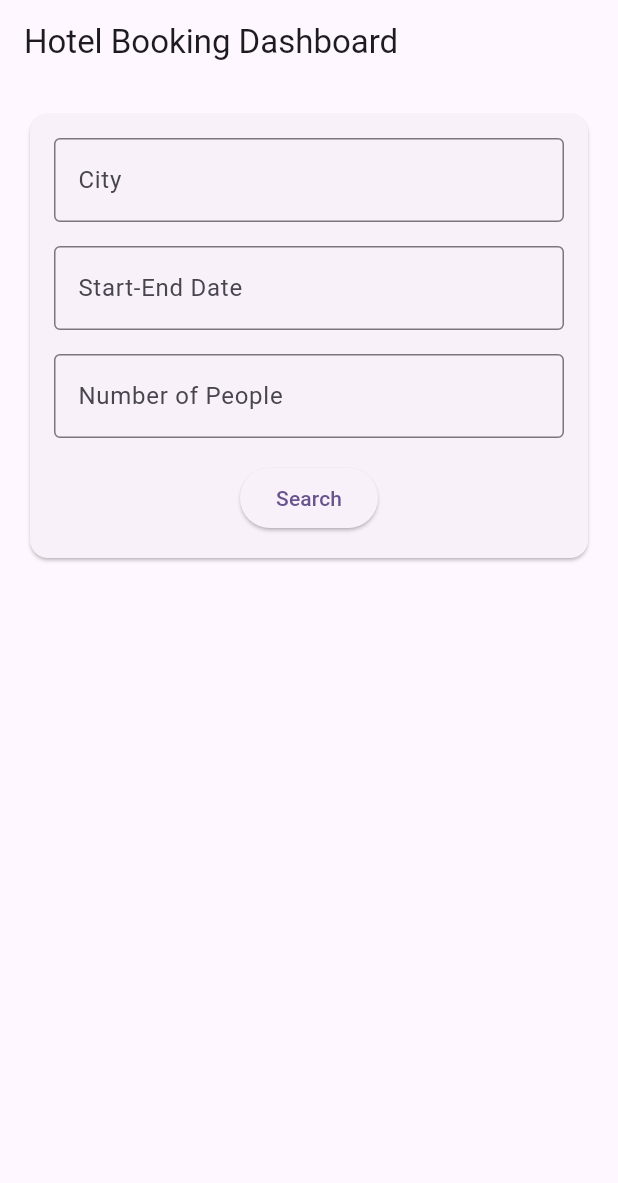
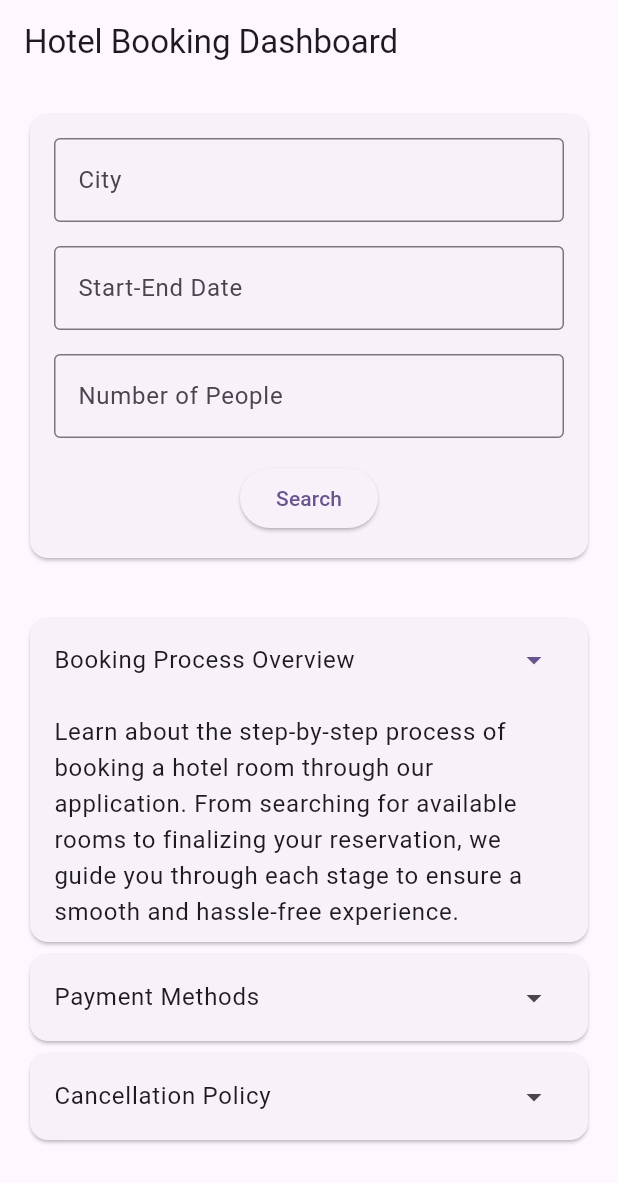
Before and after one commit to reyhanlioglu/flutter_edd, a Flutter app: the screen it shows after launch, on a phone screen of 412 x 824 dp. Shown: the top 1183 px of the screen. Run offline on Flutter 3.47's test engine with Material 3 defaults, Android fonts, the phone set to English and light mode, and no system bars; our stand-ins replace app_links, equatable, flutter_bloc, rxdart; missing offline and left inert: jwt_decode.

Commit message:
Example: Add expandable and group widget for demonstration

```diff
--- a/example/lib/dashboard/dashboard_page.dart
+++ b/example/lib/dashboard/dashboard_page.dart
@@ -1,4 +1,7 @@
 import 'package:example/dashboard/widgets/search_hotel_card/search_hotel_card.dart';
+import 'package:example/reusable_widgets/expandable_group_without_event_bus/expandable_group_without_event_bus.dart';
+import 'package:example/reusable_widgets/expandable_group_without_event_bus/expandable_widget/expandable_v1.dart';
+import 'package:example/reusable_widgets/expandable_group_without_event_bus/expandable_ui_model.dart';
 import 'package:flutter/material.dart';
 
 class DashboardPage extends StatelessWidget {
@@ -10,12 +13,35 @@ class DashboardPage extends StatelessWidget {
       appBar: AppBar(
         title: const Text('Hotel Booking Dashboard'),
       ),
-      body: const Padding(
-        padding: EdgeInsets.all(16.0),
-        child: Column(
-          children: <Widget>[
-            SearchHotelCard(),
-          ],
+      body: SingleChildScrollView(
+        child: Padding(
+          padding: const EdgeInsets.all(16.0),
+          child: Column(
+            children: <Widget>[
+              const SearchHotelCard(),
+              const SizedBox(height: 32),
+              ExpandableGroupWithoutEventBus(
+                uiModels: [
+                  ExpandableUIModel(
+                    title: "Booking Process Overview",
+                    content:
+                    "Learn about the step-by-step process of booking a hotel room through our application. From searching for available rooms to finalizing your reservation, we guide you through each stage to ensure a smooth and hassle-free experience.",
+                    isExpanded: true,
+                  ),
+                  ExpandableUIModel(
+                    title: "Payment Methods",
+                    content:
+                        "Discover the various payment methods we accept for hotel bookings. Whether you prefer using credit cards, debit cards, or digital wallets, we provide multiple options to make your payment process convenient and secure.",
+                  ),
+                  ExpandableUIModel(
+                    title: "Cancellation Policy",
+                    content:
+                        "Understand our cancellation policy to know your options in case you need to cancel your booking. We offer flexible cancellation terms to accommodate unforeseen changes in your travel plans, ensuring you have peace of mind when booking with us.",
+                  ),
+                ],
+              ),
+            ],
+          ),
         ),
       ),
     );
--- /dev/null
+++ b/example/lib/reusable_widgets/expandable_group_without_event_bus/expandable_group_without_event_bus.dart
@@ -0,0 +1,44 @@
+import 'package:example/reusable_widgets/expandable_group_without_event_bus/expandable_widget/expandable_v1.dart';
+import 'package:example/reusable_widgets/expandable_group_without_event_bus/expandable_ui_model.dart';
+import 'package:flutter/material.dart';
+
+class ExpandableGroupWithoutEventBus extends StatefulWidget {
+  final List<ExpandableUIModel> uiModels;
+  const ExpandableGroupWithoutEventBus({super.key, required this.uiModels});
+
+  @override
+  State<ExpandableGroupWithoutEventBus> createState() => _ExpandableGroupWithoutEventBusState();
+}
+
+class _ExpandableGroupWithoutEventBusState extends State<ExpandableGroupWithoutEventBus> {
+  final controllers = <ExpansionTileController>[];
+
+  @override
+  void initState() {
+    super.initState();
+
+    controllers.addAll(List.generate(widget.uiModels.length, (index) => ExpansionTileController()));
+  }
+
+  @override
+  Widget build(BuildContext context) {
+    return Column(
+      children: <Widget>[
+        for (var i = 0; i < widget.uiModels.length; i++)
+          ExpandableV1(
+            controller: controllers[i],
+            uiModel: widget.uiModels[i],
+            onExpansionChanged: (isExpanded) {
+              if (isExpanded) {
+                for (var j = 0; j < widget.uiModels.length; j++) {
+                  if (j != i) {
+                    controllers[j].collapse();
+                  }
+                }
+              }
+            },
+          ),
+      ],
+    );
+  }
+}
--- /dev/null
+++ b/example/lib/reusable_widgets/expandable_group_without_event_bus/expandable_ui_model.dart
@@ -0,0 +1,7 @@
+class ExpandableUIModel {
+  final String title;
+  final String content;
+  final bool isExpanded;
+
+  ExpandableUIModel({required this.title, required this.content, this.isExpanded = false});
+}
--- /dev/null
+++ b/example/lib/reusable_widgets/expandable_group_without_event_bus/expandable_widget/bloc/expandable_v1_cubit.dart
@@ -0,0 +1,31 @@
+import 'package:equatable/equatable.dart';
+import 'package:flutter/material.dart';
+import 'package:flutter_edd/flutter_edd.dart';
+
+part 'expandable_v1_state.dart';
+
+class ExpandableV1Cubit extends Cubit<ExpandableV1State> {
+  final ExpansionTileController? expansionTileController;
+
+  ExpandableV1Cubit({this.expansionTileController}) : super(const ExpandableV1State(isExpanded: false));
+
+
+  void toggleExpansion() {
+    final newState = !state.isExpanded;
+    if (newState) {
+      expansionTileController?.expand();
+    } else {
+      expansionTileController?.collapse();
+    }
+    emit(ExpandableV1State(isExpanded: newState));
+  }
+
+  void expand() {
+    emit(const ExpandableV1State(isExpanded: true));
+  }
+
+  void collapse() {
+    emit(const ExpandableV1State(isExpanded: false));
+
+  }
+}
--- /dev/null
+++ b/example/lib/reusable_widgets/expandable_group_without_event_bus/expandable_widget/bloc/expandable_v1_state.dart
@@ -0,0 +1,11 @@
+part of 'expandable_v1_cubit.dart';
+
+
+class ExpandableV1State extends Equatable {
+  final bool isExpanded;
+
+  const ExpandableV1State({required this.isExpanded});
+
+  @override
+  List<Object> get props => [isExpanded];
+}
--- /dev/null
+++ b/example/lib/reusable_widgets/expandable_group_without_event_bus/expandable_widget/expandable_v1.dart
@@ -0,0 +1,49 @@
+import 'package:example/reusable_widgets/expandable_group_without_event_bus/expandable_ui_model.dart';
+import 'package:example/reusable_widgets/expandable_group_without_event_bus/expandable_widget/bloc/expandable_v1_cubit.dart';
+import 'package:flutter/material.dart';
+import 'package:flutter_bloc/flutter_bloc.dart';
+
+class ExpandableV1 extends StatelessWidget {
+  final ExpandableUIModel uiModel;
+  final Function(bool)? onExpansionChanged;
+  final ExpansionTileController? controller;
+
+  const ExpandableV1({super.key, required this.uiModel, this.onExpansionChanged, this.controller});
+
+  @override
+  Widget build(BuildContext context) {
+    return BlocProvider(
+      create: (context) => ExpandableV1Cubit(expansionTileController: controller),
+      child: BlocConsumer<ExpandableV1Cubit, ExpandableV1State>(
+        listener: (context, state) {
+          if (state.isExpanded) {
+            controller?.expand();
+          } else {
+            controller?.collapse();
+          }
+        },
+        builder: (context, state) {
+          return Card(
+            child: Column(
+              children: <Widget>[
+                ExpansionTile(
+                  controller: controller,
+                  title: Text(uiModel.title),
+                  trailing: Icon(state.isExpanded ? Icons.arrow_drop_up : Icons.arrow_drop_down),
+                  initiallyExpanded: uiModel.isExpanded,
+                  onExpansionChanged: (bool isExpanded) {
+                    onExpansionChanged?.call(isExpanded);
+                  },
+                  shape: RoundedRectangleBorder(borderRadius: BorderRadius.circular(8.0)),
+                  children: [
+                    ListTile(title: Text(uiModel.content)),
+                  ],
+                ),
+              ],
+            ),
+          );
+        },
+      ),
+    );
+  }
+}
```
